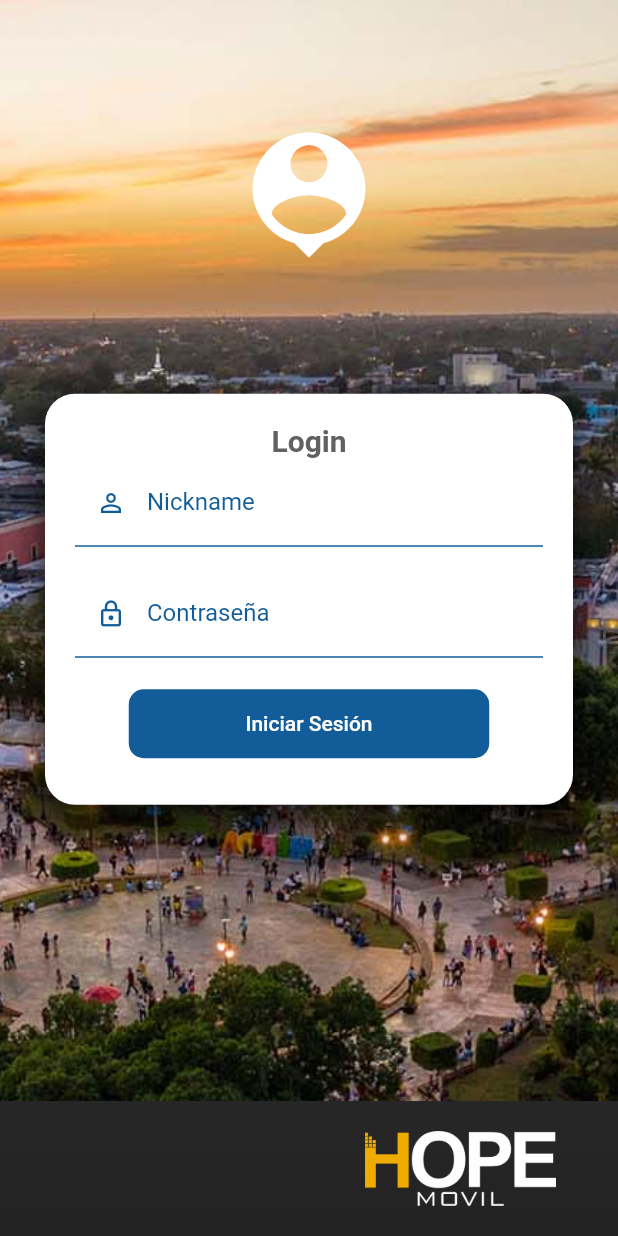
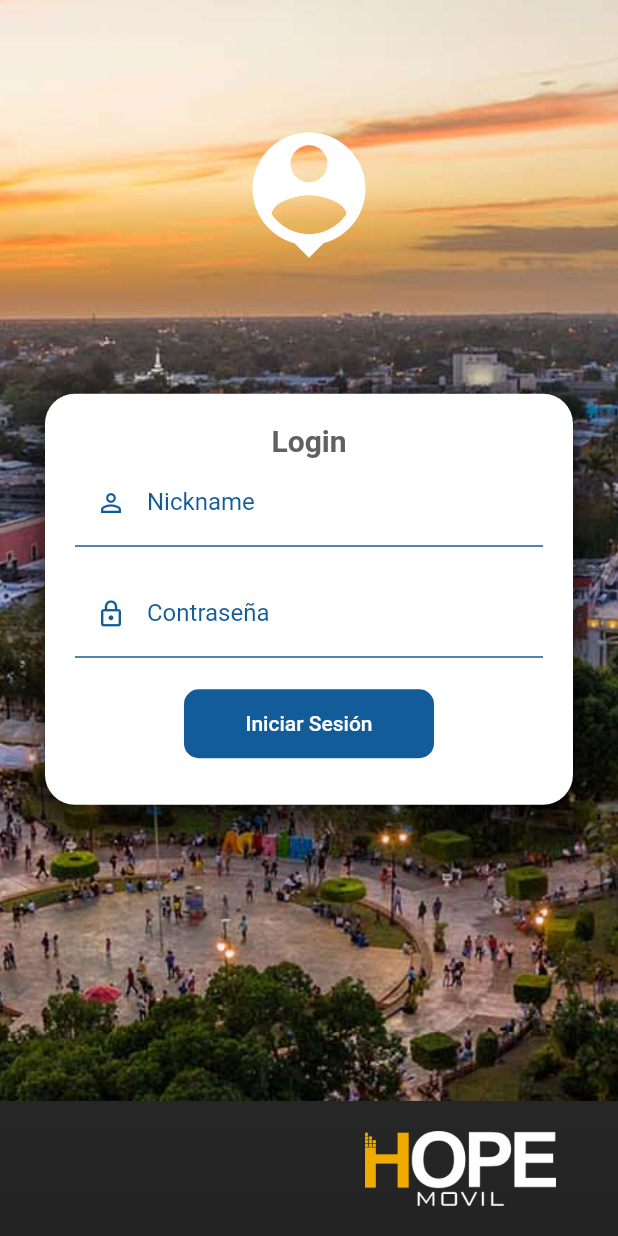
Before and after one commit to DavidFlores79/flutter_hope_app, a Flutter app: the LoginScreen screen opened by its route, on a phone screen of 412 x 824 dp. Run offline on Flutter 3.47's test engine with Material 2 defaults, Android fonts, the phone set to English and light mode, and no system bars; our stand-ins replace flutter_secure_storage, flutter_slidable, flutter_spinkit, flutter_svg, font_awesome_flutter, get_it and 1 more; missing offline and left inert: onesignal_flutter; accounts and stored records are empty; network calls fail.

Commit message:
Cambios en IOS

```diff
--- a/lib/screens/login_screen.dart
+++ b/lib/screens/login_screen.dart
@@ -193,7 +193,7 @@ class _LoginForm extends StatelessWidget {
               color: myColor,
               child: Padding(
                 padding:
-                    EdgeInsets.symmetric(horizontal: width80, vertical: 15),
+                    EdgeInsets.symmetric(horizontal: 25, vertical: 15),
                 child: Text(
                   loginForm.isLoading ? 'Espere' : 'Iniciar Sesión',
                   style: const TextStyle(color: Colors.white),
```
Also changed, not shown: assets/icon/LaunchImage 2.png (added), assets/icon/LaunchImage@2x.png (added), assets/icon/LaunchImage@3x.png (added), pubspec.lock, 11 other files.
